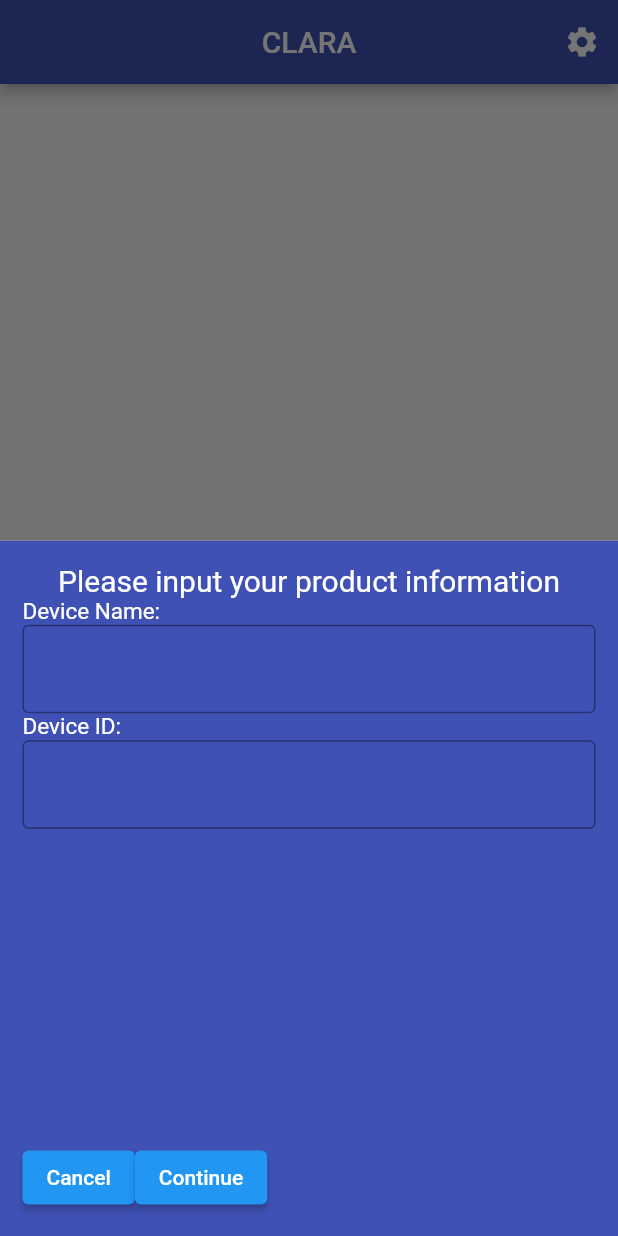
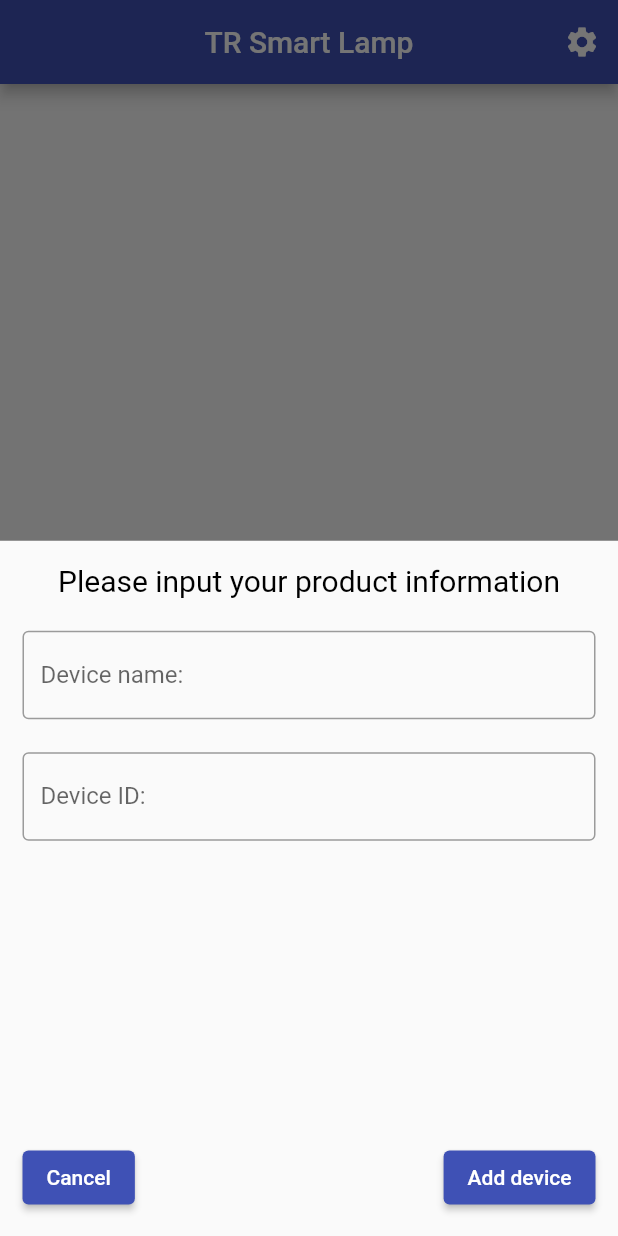
Before and after one commit to AgungSejagat/SMARTLMAP, a Flutter app: the screen it shows after launch, after a tap on the "add" icon, on a phone screen of 412 x 824 dp. Run offline on Flutter 3.47's test engine with Material 2 defaults, Android fonts, the light colour scheme and no system bars; our stand-ins replace cloud_firestore, firebase_core, flutter_colorpicker, flutter_switch, sqflite; accounts and stored records are empty.

Commit message:
ClaraSmartLamp

```diff
--- a/lib/app_setting/appsetting_screen.dart
+++ b/lib/app_setting/appsetting_screen.dart
@@ -70,7 +70,7 @@ class _SettingScreenState extends State<SettingScreen> {
                   Icons.people_alt_rounded,
                 ),
                 label: Text(
-                  'ABOUTUS',
+                  'ABOUT US',
                 ),
                 style: ElevatedButton.styleFrom(
                   primary: Colors.indigo,
--- /dev/null
+++ b/lib/helpers/db_helper.dart
@@ -0,0 +1,33 @@
+import 'package:sqflite/sqflite.dart' as sql;
+import 'package:path/path.dart' as path;
+import 'package:sqflite/sqlite_api.dart';
+
+class DBHelper {
+  static Future<Database> database() async {
+    final dbPath = await sql.getDatabasesPath();
+    return sql.openDatabase(path.join(dbPath, 'places.db'),
+        onCreate: (db, version) {
+      return db.execute(
+          'CREATE TABLE user_devices(id TEXT PRIMARY KEY, espId TEXT, name TEXT)');
+    }, version: 1);
+  }
+
+  static Future<void> insert(String table, Map<String, Object> data) async {
+    final db = await DBHelper.database();
+    db.insert(
+      table,
+      data,
+      conflictAlgorithm: ConflictAlgorithm.replace,
+    );
+  }
+
+  static delete(String table, String selectedId) async {
+    final db = await DBHelper.database();
+    db.delete(table, where: 'espId = ?', whereArgs: [selectedId]);
+  }
+
+  static Future<List<Map<String, dynamic>>> getData(String table) async {
+    final db = await DBHelper.database();
+    return db.query(table);
+  }
+}
--- a/lib/home_screen/home_screen.dart
+++ b/lib/home_screen/home_screen.dart
@@ -1,5 +1,11 @@
+import 'package:cloud_firestore/cloud_firestore.dart';
+import 'package:firebase/device_setting/devicesetting_screen.dart';
+import 'package:firebase/helpers/db_helper.dart';
+import 'package:firebase/providers/my_devices.dart';
+import 'package:firebase/widgets/add_new_device.dart';
 import 'package:flutter/material.dart';
-import '/app_setting/appsetting_screen.dart';
+import 'package:provider/provider.dart';
+//import '/app_setting/appsetting_screen.dart';
 
 class HomeScreen extends StatefulWidget {
   const HomeScreen({Key? key}) : super(key: key);
@@ -9,90 +15,96 @@ class HomeScreen extends StatefulWidget {
 }
 
 class _HomeScreenState extends State<HomeScreen> {
+  late TextEditingController deviceNameController;
+  late TextEditingController deviceIDController;
+  final Stream<QuerySnapshot> datastream =
+      FirebaseFirestore.instance.collection('Neopixel').snapshots();
+
+  @override
+  void initState() {
+    //Untuk ngebuat
+    deviceNameController = TextEditingController();
+    deviceIDController = TextEditingController();
+    super.initState();
+  }
+
+  @override
+  void dispose() {
+    deviceNameController.dispose();
+    deviceIDController.dispose();
+    super.dispose();
+  }
+
   @override
   Widget build(BuildContext context) {
     return Scaffold(
       appBar: AppBar(
-        title: Text("CLARA"),
+        title: const Text("TR Smart Lamp"),
         backgroundColor: Colors.indigo,
         centerTitle: true,
         actions: [
           IconButton(
-            //monggo bang
             onPressed: () {
               Navigator.pushNamed(context, 'appsetting_screen');
             },
-            icon: Icon(
+            icon: const Icon(
               Icons.settings,
               color: Colors.white,
             ),
           ),
         ],
       ),
+      body: FutureBuilder(
+        future:
+            Provider.of<MyDevices>(context, listen: false).fetchAndSetDevices(),
+        builder: (ctx, snapshot) =>
+            snapshot.connectionState == ConnectionState.waiting
+                ? const Center(
+                    child: CircularProgressIndicator(),
+                  )
+                : Consumer<MyDevices>(
+                    child: const Center(
+                      child: Text(
+                          'Have you got your device?\nClick the + button bellow to add yours!',
+                          textAlign: TextAlign.center),
+                    ),
+                    builder: (ctx, myDevices, ch) => myDevices.items.isEmpty
+                        ? ch!
+                        : ListView.builder(
+                            itemCount: myDevices.items.length,
+                            itemBuilder: (ctx, i) => ListTile(
+                              leading: const Icon(Icons.lightbulb_outline),
+                              title: Text(myDevices.items[i].name),
+                              trailing: IconButton(
+                                icon: const Icon(Icons.delete_forever_outlined),
+                                onPressed: () {
+                                 Provider.of<MyDevices>(context, listen: false).deleteDevice('user_devices', myDevices.items[i].espId);
+                                },
+                              ),
+                              onTap: () {
+                                Navigator.of(context).pushNamed(
+                                    'devicesetting_screen',
+                                    arguments: myDevices.items[i].id);
+                              },
+                            ),
+                          ),
+                  ),
+      ),
       floatingActionButton: FloatingActionButton(
         onPressed: () {
           showModalBottomSheet(
             context: context,
             builder: (context) {
-              return Container(
-                padding: EdgeInsets.all(15),
-                color: Colors.indigo,
-                child: Column(
-                  mainAxisAlignment: MainAxisAlignment.start,
-                  crossAxisAlignment: CrossAxisAlignment.start,
-                  children: [
-                    Center(
-                      child: Text(
-                        "Please input your product information",
-                        style: TextStyle(fontSize: 20, color: Colors.white),
-                      ),
-                    ),
-                    Text(
-                      "Device Name:",
-                      style: TextStyle(fontSize: 15, color: Colors.white),
-                    ),
-                    TextField(
-                      style: TextStyle(color: Colors.white),
-                      decoration: InputDecoration(
-                        border: OutlineInputBorder(
-                            borderSide: BorderSide(color: Colors.white)),
-                      ),
-                    ),
-                    Text(
-                      "Device ID:",
-                      style: TextStyle(fontSize: 15, color: Colors.white),
-                    ),
-                    TextField(
-                      style: TextStyle(color: Colors.white),
-                      decoration: InputDecoration(
-                        border: OutlineInputBorder(
-                            borderSide: BorderSide(color: Colors.white)),
-                      ),
-                    ),
-                    Spacer(),
-                    Row(
-                      children: [
-                        ElevatedButton(onPressed: () {Navigator.pop(context);}, child: Text("Cancel")),
-                        ElevatedButton(onPressed: () {Navigator.pop(context);}, child: Text("Continue"))
-                      ],
-                    )
-                  ],
-                ),
-              );
+              return AddNewDevice();
             },
           );
         },
-        child: Column(
-          mainAxisAlignment: MainAxisAlignment.center,
-          children: [
-            Icon(
-              Icons.add,
-              color: Colors.white,
-            )
-          ],
-        ),
         elevation: 12,
         backgroundColor: Colors.indigo,
+        child: const Icon(
+          Icons.add,
+          color: Colors.white,
+        ),
       ),
       floatingActionButtonLocation: FloatingActionButtonLocation.centerFloat,
     );
--- a/lib/main.dart
+++ b/lib/main.dart
@@ -6,6 +6,8 @@ import '/app_setting/aboutus_screen.dart';
 import '/home_screen/home_screen.dart';
 import '/device_setting/devicesetting_screen.dart';
 import 'package:firebase_core/firebase_core.dart';
+import '../providers/my_devices.dart';
+import 'package:provider/provider.dart';
 
 void main() async {
   WidgetsFlutterBinding.ensureInitialized();
@@ -14,13 +16,23 @@ void main() async {
 }
 
 class MyApp extends StatelessWidget {
+  static final ValueNotifier<ThemeMode> themeNotifier =
+      ValueNotifier(ThemeMode.light);
   const MyApp({Key? key}) : super(key: key);
 
   @override
   Widget build(BuildContext context) {
-    return MaterialApp(
+    return ValueListenableBuilder(
+        valueListenable: themeNotifier,
+        builder: (_, ThemeMode currentMode, __) {
+          return ChangeNotifierProvider.value(
+              value: MyDevices(),
+              child: MaterialApp(
                 home: HomeScreen(),
                 debugShowCheckedModeBanner: false,
+                theme: ThemeData(primarySwatch: Colors.indigo),
+                darkTheme: ThemeData.dark(),
+                themeMode: currentMode,
                 initialRoute: 'home_screen',
                 routes: {
                   'home_screen': (context) => HomeScreen(),
@@ -30,6 +42,7 @@ class MyApp extends StatelessWidget {
                   'theme_screen': (context) => ThemeScreen(),
                   'aboutus_screen': (context) => AboutUsScreen(),
                 },
-    );
+              ));
+        });
   }
 }
--- /dev/null
+++ b/lib/models/device.dart
@@ -0,0 +1,14 @@
+import 'dart:io';
+import 'package:flutter/foundation.dart';
+
+class Device {
+  final String id;
+  final String espId;
+  final String name;
+
+  Device({
+    required this.id,
+    required this.espId,
+    required this.name,
+  });
+}
--- /dev/null
+++ b/lib/providers/my_devices.dart
@@ -0,0 +1,53 @@
+import 'dart:io';
+import 'package:flutter/foundation.dart';
+import '../helpers/db_helper.dart';
+import '../models/device.dart';
+
+class MyDevices with ChangeNotifier {
+  List<Device> _items = [];
+
+  List<Device> get items {
+    return [..._items];
+  }
+
+  Device findById(String id) {
+    return _items.firstWhere((Device) => Device.id == id);
+  }
+
+  Future<void> addDevice(
+    String pickedEspId,
+    String pickedName,
+  ) async {
+    final newDevice = Device(
+      id: DateTime.now().toString(),
+      espId: pickedEspId,
+      name: pickedName,
+    );
+    _items.add(newDevice);
+    notifyListeners();
+    DBHelper.insert('user_devices', {
+      'id': newDevice.id,
+      'espId': newDevice.espId,
+      'name': newDevice.name,
+    });
+  }
+
+  Future<void> fetchAndSetDevices() async {
+    final dataList = await DBHelper.getData('user_devices');
+    _items = dataList
+        .map(
+          (item) => Device(
+            id: item['id'],
+            espId: item['espId'],
+            name: item['name'],
+          ),
+        )
+        .toList();
+    notifyListeners();
+  }
+
+  Future<void> deleteDevice(String table, String selectedId) async {
+    await DBHelper.delete(table, selectedId);
+    fetchAndSetDevices();
+  }
+}
--- /dev/null
+++ b/lib/widgets/add_new_device.dart
@@ -0,0 +1,96 @@
+import 'package:flutter/material.dart';
+import '../providers/my_devices.dart';
+import 'package:provider/provider.dart';
+
+class AddNewDevice extends StatefulWidget {
+  const AddNewDevice({Key? key}) : super(key: key);
+
+  @override
+  State<AddNewDevice> createState() => _AddNewDeviceState();
+}
+
+class _AddNewDeviceState extends State<AddNewDevice> {
+  final _deviceNameController = TextEditingController();
+  final _deviceIDController = TextEditingController();
+
+  void _saveDevice() {
+    if (_deviceNameController.text.isEmpty ||
+        _deviceIDController.text.isEmpty) {
+      return;
+    }
+    Provider.of<MyDevices>(context, listen: false)
+        .addDevice(_deviceIDController.text, _deviceNameController.text);
+    Navigator.of(context).pop();
+  }
+
+  @override
+  Widget build(BuildContext context) {
+    return Container(
+      padding: const EdgeInsets.all(15),
+      //color: Colors.indigo,
+      child: Column(
+        mainAxisAlignment: MainAxisAlignment.start,
+        crossAxisAlignment: CrossAxisAlignment.start,
+        children: [
+          const Center(
+            child: Text(
+              "Please input your product information",
+              style: TextStyle(fontSize: 20, color: Colors.black),
+            ),
+          ),
+          const SizedBox(
+            height: 22,
+          ),
+          // const Text(
+          //   "Device Name:",
+          //   style: TextStyle(fontSize: 15, color: Colors.white),
+          // ),
+          // const SizedBox(
+          //   height: 10,
+          // ),
+          TextField(
+            decoration: const InputDecoration(
+              labelText: 'Device name: ',
+              border: OutlineInputBorder(
+                  borderSide: BorderSide(color: Colors.white)),
+            ),
+            controller: _deviceNameController,
+            //style: const TextStyle(color: Colors.white),
+          ),
+          const SizedBox(
+            height: 22,
+          ),
+          // const Text(
+          //   "Device ID:",
+          //   style: TextStyle(fontSize: 15, color: Colors.white),
+          // ),
+          // const SizedBox(
+          //   height: 10,
+          // ),
+          TextField(
+            decoration: const InputDecoration(
+              labelText: 'Device ID: ',
+              border: OutlineInputBorder(
+                  borderSide: BorderSide(color: Colors.white)),
+            ),
+            controller: _deviceIDController,
+            //style: const TextStyle(color: Colors.white),
+          ),
+          const Spacer(),
+          Row(
+            children: [
+              ElevatedButton(
+                  onPressed: () {
+                    Navigator.pop(context);
+                  },
+                  child: const Text("Cancel")),
+              const Spacer(),
+              ElevatedButton(
+                  onPressed: _saveDevice, child: const Text("Add device"))
+            ],
+          )
+        ],
+      ),
+    );
+  }
+}
--- a/pubspec.yaml
+++ b/pubspec.yaml
@@ -37,6 +37,10 @@ dependencies:
   cloud_firestore: ^3.1.16
   flutter_switch: ^0.3.2
   flutter_colorpicker: ^1.0.3
+  provider: ^6.0.3
+  path_provider: ^2.0.10
+  path: ^1.8.1
+  sqflite: ^2.0.2+1
 
 
 dev_dependencies:
```
Also changed, not shown: lib/app_setting/aboutus_screen.dart (+15 -1 lines), lib/app_setting/theme_screen.dart (+41 -1 lines), lib/device_setting/devicesetting_screen.dart (+11 -5 lines), lib/kiblat.txt (+4 -4 lines), lib/firebase_options.dart (added), pubspec.lock, 3 other files. Lines whose indentation alone changed are shown as unchanged.
